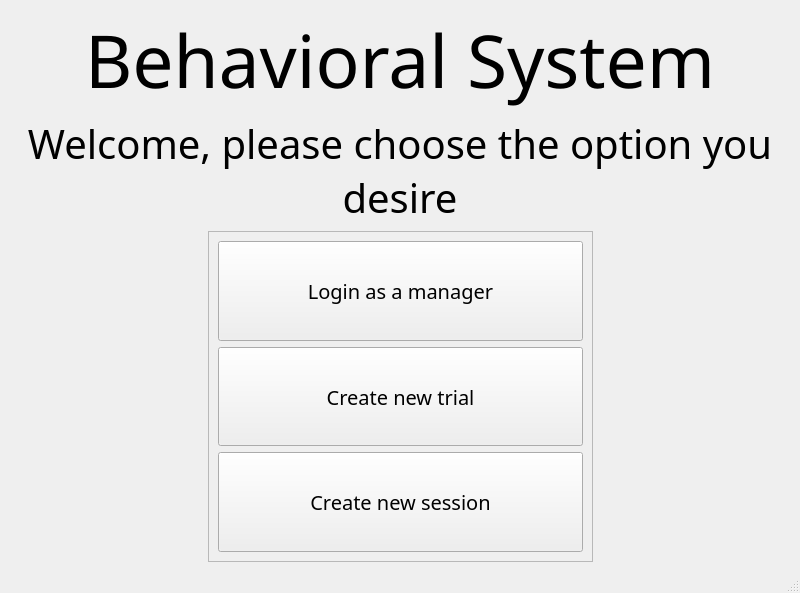
KehatSudri/Behavior_System2.0, file UI/system_main.ui: the form before one commit.
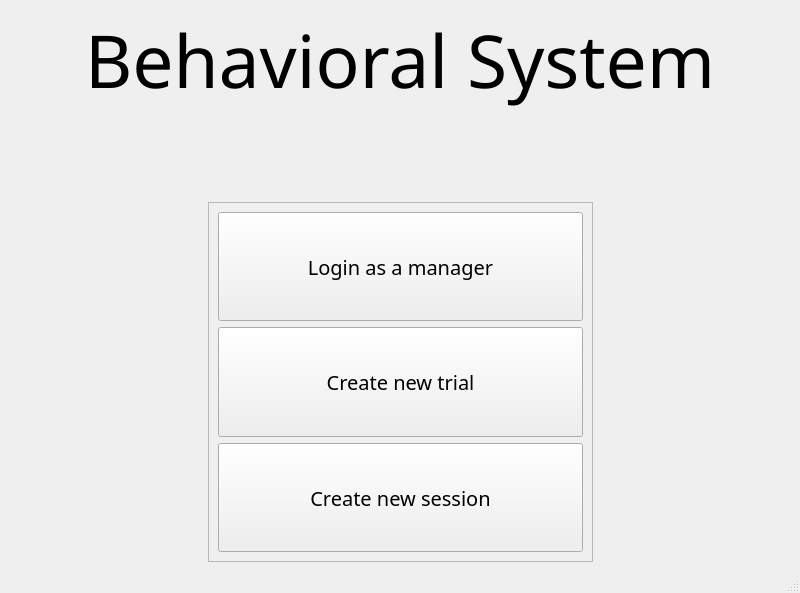
The form after the commit.

```diff
--- a/UI/system_main.ui
+++ b/UI/system_main.ui
@@ -172,7 +172,7 @@
          <number>0</number>
         </property>
         <property name="text">
-         <string>Welcome, please choose the option you desire</string>
+         <string/>
         </property>
         <property name="scaledContents">
          <bool>false</bool>
```
